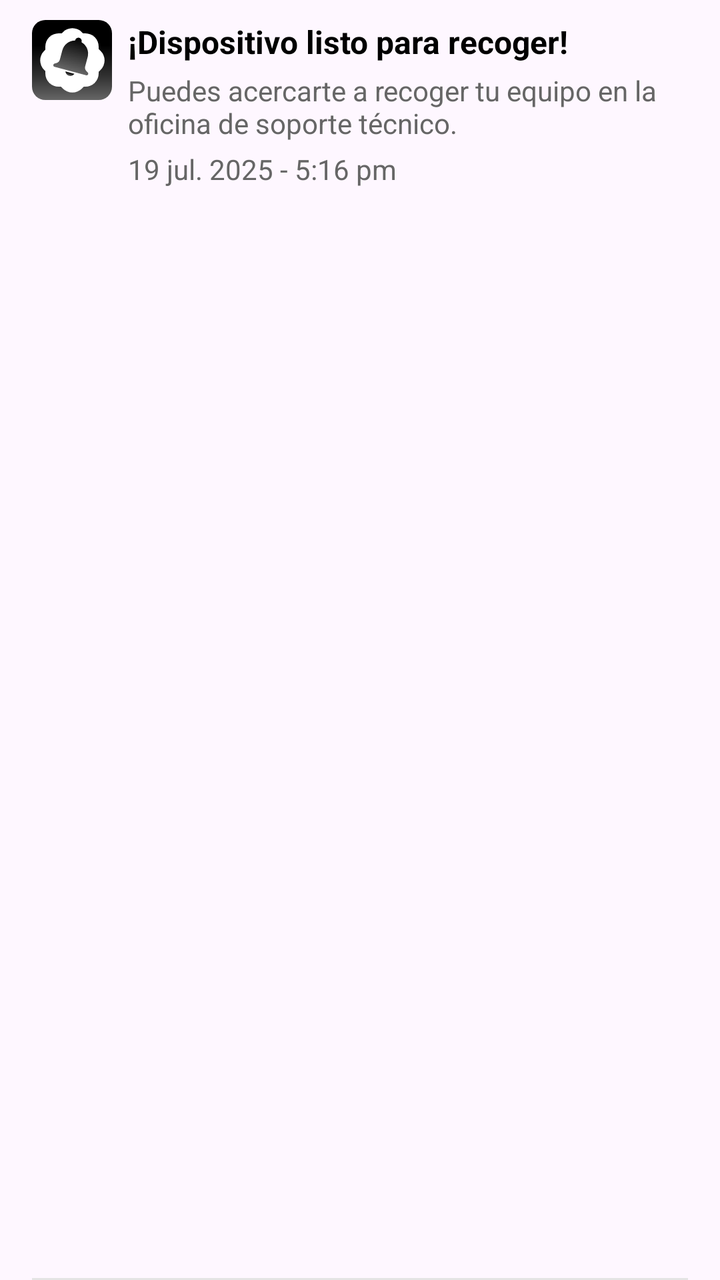
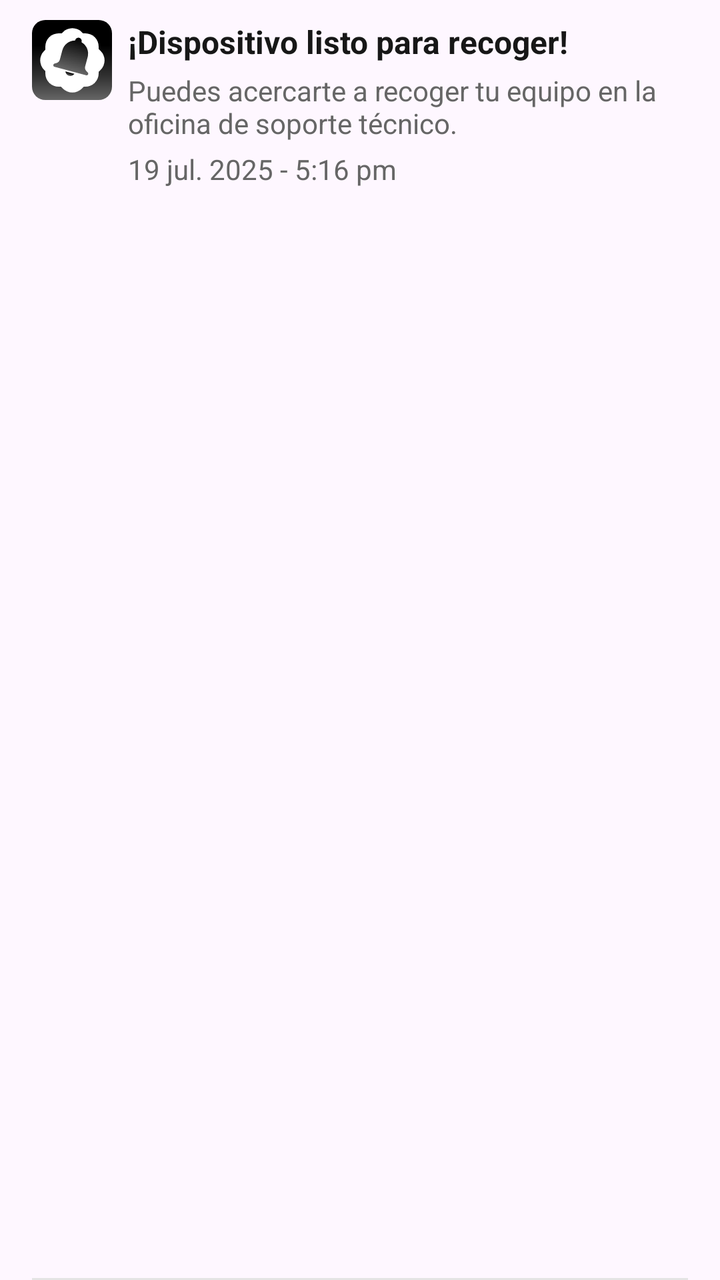

Before-and-after screenshots of an Android layout around one commit, followed by the original layout XML and the change that was made.
<!-- AndroidManifest.xml: application theme Theme.ReparApp -->
<!-- res/layout/item_notification_user_prueba.xml -->
<?xml version="1.0" encoding="utf-8"?>
<androidx.constraintlayout.widget.ConstraintLayout
    xmlns:android="http://schemas.android.com/apk/res/android"
    xmlns:app="http://schemas.android.com/apk/res-auto"
    android:layout_width="match_parent"
    android:layout_height="110dp"
    android:layout_margin="4dp"
    android:paddingEnd="16dp"
    android:paddingStart="16dp">

    <ImageView
        android:id="@+id/img_notifi"
        android:layout_width="40dp"
        android:layout_height="40dp"
        android:src="@drawable/icon_noti_item"
        app:layout_constraintStart_toStartOf="parent"
        app:layout_constraintTop_toTopOf="parent"
        android:layout_marginTop="10dp"
        android:layout_marginEnd="8dp"
        />

    <TextView
        android:id="@+id/tv_titulo"
        android:layout_width="0dp"
        android:layout_height="wrap_content"
        android:text="¡Dispositivo listo para recoger!"
        android:textStyle="bold"
        android:textSize="16sp"
        android:textColor="@color/black"
        app:layout_constraintStart_toEndOf="@id/img_notifi"
        app:layout_constraintEnd_toEndOf="parent"
        app:layout_constraintTop_toTopOf="@id/img_notifi"
        android:layout_marginStart="8dp"
        />

    <TextView
        android:id="@+id/tv_mensaje"
        android:layout_width="0dp"
        android:layout_height="wrap_content"
        android:text="Puedes acercarte a recoger tu equipo en la oficina de soporte técnico."
        android:textSize="14sp"
        android:textColor="#666666"
        android:layout_marginTop="4dp"
        app:layout_constraintStart_toStartOf="@id/tv_titulo"
        app:layout_constraintEnd_toEndOf="parent"
        app:layout_constraintTop_toBottomOf="@id/tv_titulo"/>

    <TextView
        android:id="@+id/tv_hora"
        android:layout_width="0dp"
        android:layout_height="wrap_content"
        android:text="19 jul. 2025 - 5:16 pm"
        android:textSize="14sp"
        android:textColor="#666666"
        android:layout_marginTop="4dp"
        app:layout_constraintStart_toStartOf="@id/tv_titulo"
        app:layout_constraintEnd_toEndOf="parent"
        app:layout_constraintTop_toBottomOf="@id/tv_mensaje"/>

    <View
        android:id="@+id/v_linea"
        android:layout_width="0dp"
        android:layout_height="1dp"
        android:layout_marginTop="8dp"
        android:background="#E4E4E4"
        app:layout_constraintStart_toStartOf="parent"
        app:layout_constraintEnd_toEndOf="parent"
        app:layout_constraintBottom_toBottomOf="parent"/>

</androidx.constraintlayout.widget.ConstraintLayout>
<!-- resources referenced by this layout -->
<resources>
  <color name="black">#FF000000</color>
  <!-- drawable icon_noti_item: vector/xml drawable (drawable, 3546 chars, omitted) -->
  <style name="Theme.ReparApp" parent="Base.Theme.ReparApp" />
  <style name="Base.Theme.ReparApp" parent="Theme.Material3.DayNight.NoActionBar">
          
          
      </style>
</resources>

<!-- the commit's change to res/layout/item_notification_user_prueba.xml (unified diff, before → after) -->
@@ -26,7 +26,7 @@
         android:text="¡Dispositivo listo para recoger!"
         android:textStyle="bold"
         android:textSize="16sp"
-        android:textColor="@color/black"
+        android:textColor="@color/primary_title"
         app:layout_constraintStart_toEndOf="@id/img_notifi"
         app:layout_constraintEnd_toEndOf="parent"
         app:layout_constraintTop_toTopOf="@id/img_notifi"
<!-- resource entries referenced after the edit -->
@@ -1,11 +1,10 @@
 <!-- resources referenced by this layout -->
 <resources>
-  <color name="black">#FF000000</color>
+  <color name="primary_title">#171717</color>
   <!-- drawable icon_noti_item: vector/xml drawable (drawable, 3546 chars, omitted) -->
   <style name="Theme.ReparApp" parent="Base.Theme.ReparApp" />
   <style name="Base.Theme.ReparApp" parent="Theme.Material3.DayNight.NoActionBar">
-          
-          
+  
       </style>
 </resources>
 
